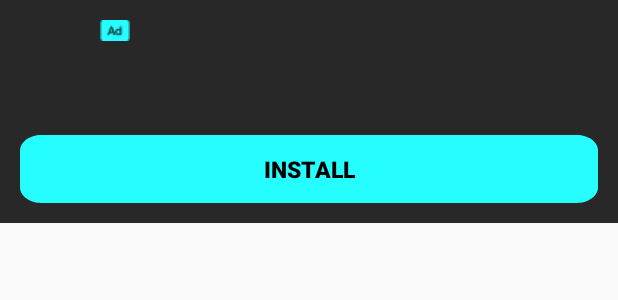
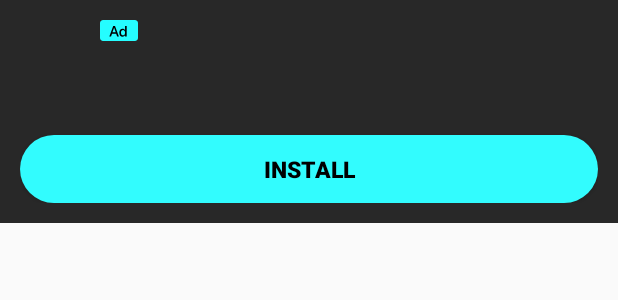
Before and after one commit to trankien2502/lie_detector, an Android app: the layout layout_native_show_small.xml on its own in the app's theme, with its tools: preview values and no code run, on a phone screen of 412 x 824 dp. Shown: the top 300 px of the screen. Run offline under Robolectric (Android 15) with nearby library versions, the phone set to English and light mode, and no system bars; plain views replace NativeAdView.

Commit message:
fix ads 9/7/2024

```diff
--- a/app/build.gradle
+++ b/app/build.gradle
@@ -89,11 +89,11 @@ dependencies {
     //firebase
     implementation platform('com.google.firebase:firebase-bom:30.1.0')
     implementation 'com.google.firebase:firebase-analytics'
-//    implementation 'com.google.firebase:firebase-crashlytics'
+    implementation 'com.google.firebase:firebase-crashlytics'
     implementation "com.android.billingclient:billing:7.0.0"
     implementation 'com.google.firebase:firebase-analytics:21.2.0'
     implementation 'com.google.firebase:firebase-messaging:23.1.0'
-//    implementation 'com.google.firebase:firebase-crashlytics:18.3.2'
+    implementation 'com.google.firebase:firebase-crashlytics:18.3.2'
     implementation 'com.google.firebase:firebase-config:21.2.0'
 
     //fb sdk
--- /dev/null
+++ b/app/src/main/res/drawable/ic_ads_ad.xml
@@ -0,0 +1,12 @@
+<vector xmlns:android="http://schemas.android.com/apk/res/android"
+    android:width="25dp"
+    android:height="14dp"
+    android:viewportWidth="25"
+    android:viewportHeight="14">
+  <path
+      android:fillColor="#25fdff"
+      android:pathData="M0 2c0-1.1 0.9-2 2-2h21c1.1 0 2 0.9 2 2v10c0 1.1-0.9 2-2 2h-21c-1.1 0-2-0.9-2-2z"/>
+  <path
+      android:fillColor="#000000"
+      android:pathData="M6.13 11l2.56-7.05h1.18L12.43 11h-1.15l-0.64-1.9H7.92L7.27 11H6.13Zm3.14-5.88l-1.05 3.1h2.12L9.3 5.12H9.27Zm5.6 5.98c-1.31 0-2.15-1.03-2.15-2.67s0.85-2.66 2.14-2.66c0.73 0 1.31 0.36 1.62 0.97h0.02V3.95h1.06V11H16.5v-0.87h-0.02c-0.3 0.6-0.88 0.97-1.61 0.97Zm0.28-0.9c0.8 0 1.35-0.7 1.35-1.77s-0.56-1.76-1.35-1.76c-0.83 0-1.35 0.67-1.35 1.76 0 1.1 0.51 1.76 1.35 1.76Z"/>
+</vector>
--- a/app/src/main/res/layout/activity_sounds.xml
+++ b/app/src/main/res/layout/activity_sounds.xml
@@ -27,10 +27,7 @@
 
         <include
             android:id="@+id/banner"
-            layout="@layout/layout_banner_control"
-            android:layout_width="match_parent"
-            android:layout_height="wrap_content"
-            android:layout_marginTop="2dp" />
+            layout="@layout/layout_banner_control" />
     </RelativeLayout>
 
 </RelativeLayout>
--- a/app/src/main/res/layout/layout_native_show_small.xml
+++ b/app/src/main/res/layout/layout_native_show_small.xml
@@ -91,7 +91,7 @@
                 android:layout_width="fill_parent"
                 android:layout_height="@dimen/_35sdp"
                 android:layout_marginTop="@dimen/_12sdp"
-                android:background="@drawable/ic_ads_install_2"
+                android:background="@drawable/ic_ads_install"
                 android:gravity="center"
                 android:text="Install"
                 android:textColor="@color/black"
```
Also changed, not shown: app/src/main/java/com/liedetector/test/prank/liescanner/truthtest/ads/ConstantIdAds.java (+1 -0 lines), app/src/main/java/com/liedetector/test/prank/liescanner/truthtest/base/BaseActivity.java (+10 -1 lines), app/src/main/java/com/liedetector/test/prank/liescanner/truthtest/base/BaseActivity2.java (+6 -1 lines), app/src/main/java/com/liedetector/test/prank/liescanner/truthtest/ui/funny/FunnyActivity.java (+1 -1 lines), app/src/main/java/com/liedetector/test/prank/liescanner/truthtest/ui/main/MainActivity.java (+32 -9 lines), app/src/main/java/com/liedetector/test/prank/liescanner/truthtest/ui/sound/SoundsActivity.java (+28 -5 lines), app/src/main/java/com/liedetector/test/prank/liescanner/truthtest/ui/splash/SplashActivity.java (+1 -0 lines), app/src/main/res/drawable/ic_ads_ad_1.xml (added, +12 -0 lines), app/src/main/res/drawable/ic_ads_ad_2.xml (added, +16 -0 lines), app/src/main/res/drawable/ic_ads_ad.png (deleted).
